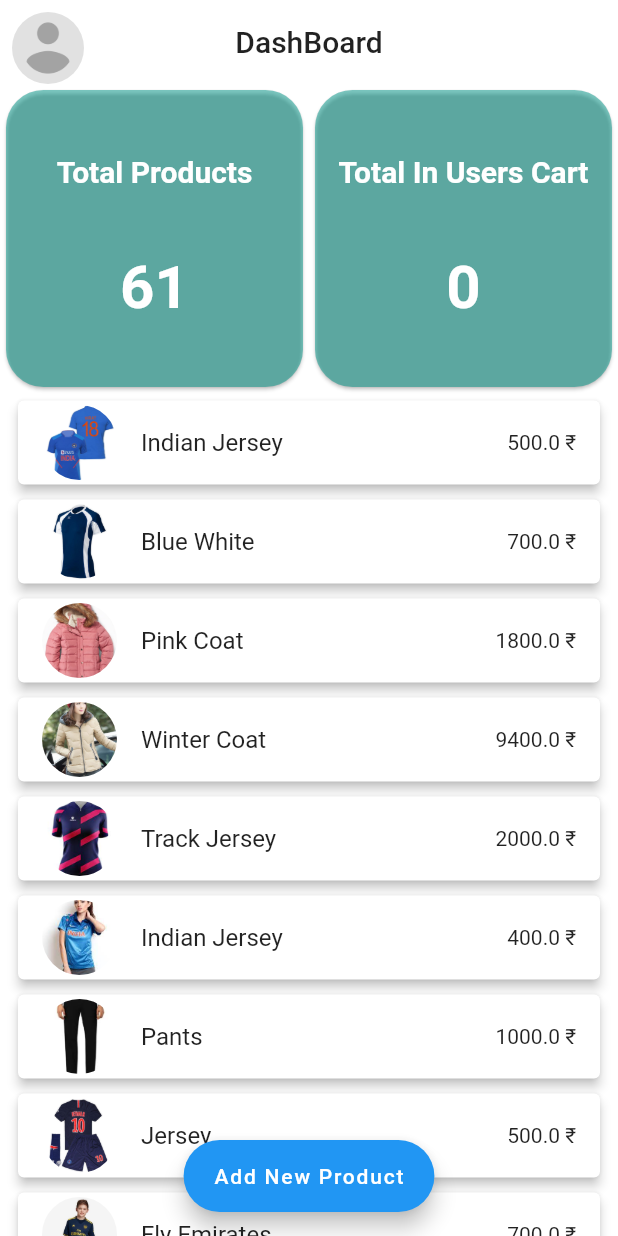
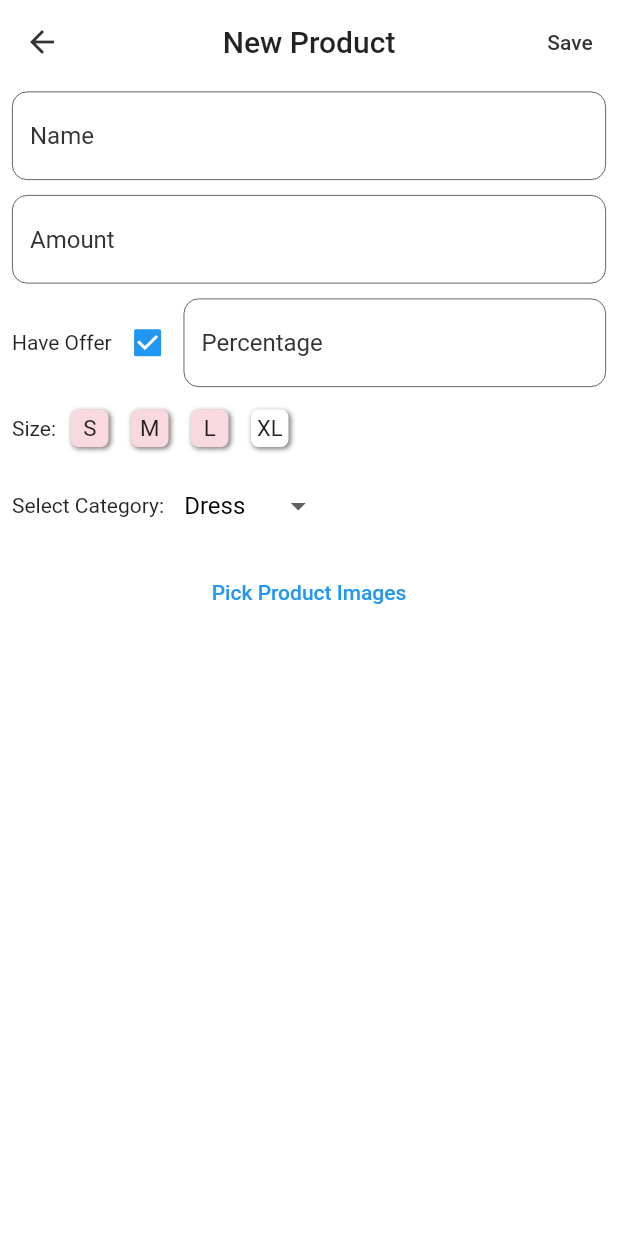
Before and after one commit to AzharKV/Closho, a Flutter app: the DashBoard screen opened directly, after a tap on "Add New Product", on a phone screen of 412 x 824 dp. Run offline on Flutter 3.47's test engine with Material 2 defaults, Android fonts, the phone set to English and light mode, and no system bars; our stand-ins replace carousel_slider, get, hive, image_picker, shared_preferences; accounts and stored records are empty.

Commit message:
add items from admin panel

```diff
--- a/lib/constants/constVariables.dart
+++ b/lib/constants/constVariables.dart
@@ -1,4 +1,20 @@
+import 'package:flutter/material.dart';
 import 'package:get/get.dart';
+import 'colors.dart';
 
 double deviceWidth = Get.width;
 double deviceHeight = Get.height;
+
+const BorderRadius borderRadius10 = BorderRadius.all(Radius.circular(10.0));
+
+const OutlineInputBorder outlineInputBorder = OutlineInputBorder(
+    borderRadius: borderRadius10,
+    borderSide:
+        BorderSide(color: customBlack, width: 0.5, style: BorderStyle.solid));
+
+const OutlineInputBorder outlineInputErrorBorder = OutlineInputBorder(
+    borderRadius: borderRadius10,
+    borderSide: const BorderSide(
+        color: Colors.red, width: 0.5, style: BorderStyle.solid));
+
+const TextStyle blackText = TextStyle(color: customBlack);
--- a/lib/controller/cartController.dart
+++ b/lib/controller/cartController.dart
@@ -33,7 +33,7 @@ class CartController extends GetxController {
         amount: data.amount,
         isAsset: data.isAsset,
         color: color.value,
-        imageUrl: data.imageUrl,
+        imageUrl: data.imagePath,
         dateTime: dateTime,
         category: data.category,
         gender: data.gender);
@@ -52,6 +52,7 @@ class CartController extends GetxController {
       Get.snackbar("", "Please Select Your Size",
           snackPosition: SnackPosition.BOTTOM);
     }
+    size.value = "";
 
     return isSuccess;
   }
--- a/lib/controller/homeController.dart
+++ b/lib/controller/homeController.dart
@@ -73,7 +73,7 @@ class HomeController extends GetxController {
     itemList.value = newList;
 
     List<ItemModel> fullList = [...itemBox.values, ...dummyItems];
-    fullList.shuffle(Random());
+    fullList.sort((a, b) => a.dateTime.compareTo(b.dateTime));
     totalList.value = fullList;
   }
 
--- /dev/null
+++ b/lib/controller/productController.dart
@@ -0,0 +1,69 @@
+import 'package:closho/constants/strings.dart';
+import 'package:closho/model/itemModel.dart';
+import 'package:flutter/cupertino.dart';
+import 'package:get/get.dart';
+import 'package:hive/hive.dart';
+import 'homeController.dart';
+
+class ProductController extends GetxController {
+  final Box<ItemModel> itemBox = Hive.box<ItemModel>(boxItem);
+
+  final HomeController homeController = Get.put(HomeController());
+
+  final GlobalKey<FormState> productForm = GlobalKey();
+
+  final TextEditingController name = TextEditingController();
+  final TextEditingController amount = TextEditingController();
+  final TextEditingController percentage = TextEditingController();
+
+  RxBool haveOffer = true.obs;
+  RxBool sizeS = true.obs;
+  RxBool sizeM = true.obs;
+  RxBool sizeL = true.obs;
+  RxBool sizeXL = false.obs;
+
+  RxList imagePath = [].obs;
+
+  RxString selectedCategory = dress.obs;
+
+  Future<void> save() async {
+    if (productForm.currentState!.validate()) {
+      if (!sizeM.value && !sizeS.value && !sizeL.value && !sizeXL.value) {
+        Get.snackbar("", "Please Select One Size",
+            snackPosition: SnackPosition.BOTTOM);
+      } else if (imagePath.length == 0) {
+        Get.snackbar("", "Minimum Of One Photo Required",
+            snackPosition: SnackPosition.BOTTOM);
+      } else {
+        ItemModel itemModel = ItemModel(
+            id: DateTime.now().microsecondsSinceEpoch,
+            name: name.text,
+            amount: double.parse(amount.text),
+            imagePath: imagePath.cast<String>(),
+            sizeList: [sizeS.value, sizeM.value, sizeL.value, sizeXL.value],
+            colorList: [],
+            haveOffer: haveOffer.value,
+            offerPer:
+                percentage.text.isEmpty ? 0.0 : double.parse(percentage.text),
+            dateTime: DateTime.now(),
+            indexNo: 0,
+            category: selectedCategory.value,
+            gender: kid,
+            isAsset: false);
+
+        await itemBox.add(itemModel).whenComplete(() {
+          homeController.totalList.insert(0, itemModel);
+          Get.back();
+          Get.snackbar("", "${name.text} Created Successfully",
+              snackPosition: SnackPosition.BOTTOM);
+        });
+      }
+    }
+  }
+
+  @override
+  void dispose() {
+    super.dispose();
+    name.dispose();
+  }
+}
--- a/lib/model/itemModel.dart
+++ b/lib/model/itemModel.dart
@@ -10,7 +10,7 @@ class ItemModel {
   @HiveField(2)
   final double? amount;
   @HiveField(3)
-  final List<String> imageUrl;
+  final List<String> imagePath;
   @HiveField(4)
   final bool? haveOffer;
   @HiveField(5)
@@ -35,7 +35,7 @@ class ItemModel {
     required this.id,
     required this.name,
     this.amount = 0.0,
-    required this.imageUrl,
+    required this.imagePath,
     required this.sizeList,
     required this.colorList,
     this.haveOffer = false,
--- a/lib/services/hiveInitialize.dart
+++ b/lib/services/hiveInitialize.dart
@@ -14,7 +14,6 @@ hiveInitializing() async {
   Hive.registerAdapter(ItemModelAdapter());
   Hive.registerAdapter(CartModelAdapter());
 
-
   //Open Hive box
   await Hive.openBox<ItemModel>(boxItem);
   await Hive.openBox<CartModel>(boxCart);
--- a/lib/view/admin/dashBoard.dart
+++ b/lib/view/admin/dashBoard.dart
@@ -1,9 +1,10 @@
 import 'dart:io';
-import 'package:closho/constants/colors.dart';
 import 'package:closho/constants/strings.dart';
 import 'package:closho/controller/cartController.dart';
 import 'package:closho/controller/homeController.dart';
 import 'package:closho/model/itemModel.dart';
+import 'package:closho/view/admin/itemsDetails.dart';
+import 'package:closho/widgets/gridViewSections.dart';
 import 'package:flutter/material.dart';
 import 'package:get/get.dart';
 
@@ -42,7 +43,9 @@ class DashBoard extends StatelessWidget {
         centerTitle: true,
       ),
       floatingActionButton: FloatingActionButton.extended(
-        onPressed: () {},
+        onPressed: () => Get.to(() => ItemScreen(),
+            duration: Duration(milliseconds: 700),
+            transition: Transition.downToUp),
         shape: StadiumBorder(),
         label: Text("Add New Product"),
       ),
@@ -55,10 +58,10 @@ class DashBoard extends StatelessWidget {
             gridDelegate:
                 SliverGridDelegateWithFixedCrossAxisCount(crossAxisCount: 2),
             children: [
-              Sections(
+              GridViewSections(
                   title: "Total Products",
                   count: homeController.totalProducts().toString()),
-              Obx(() => Sections(
+              Obx(() => GridViewSections(
                   title: "Total In Users Cart",
                   count: cartController.cartLength.toString())),
             ],
@@ -67,7 +70,8 @@ class DashBoard extends StatelessWidget {
             child: SingleChildScrollView(
               physics: BouncingScrollPhysics(),
               padding: EdgeInsets.symmetric(horizontal: 7),
-              child: ListView.builder(
+              child: Obx(
+                () => ListView.builder(
                   physics: NeverScrollableScrollPhysics(),
                   shrinkWrap: true,
                   itemCount: homeController.totalList.length,
@@ -82,14 +86,16 @@ class DashBoard extends StatelessWidget {
                             borderRadius: BorderRadius.circular(50.0),
                             child: data.isAsset!
                                 ? Image.asset(
-                                  "${data.imageUrl[0]}",
+                                    "${data.imagePath[0]}",
                                     fit: BoxFit.cover,
                                     height: 50.0,
                                     width: 50.0,
                                   )
                                 : Image.file(
-                                  File("${data.imageUrl[0]}"),
-                                  fit: BoxFit.fill,
+                                    File("${data.imagePath[0]}"),
+                                    fit: BoxFit.cover,
+                                    height: 50.0,
+                                    width: 50.0,
                                   ),
                           ),
                           title: Text(data.name),
@@ -99,39 +105,6 @@ class DashBoard extends StatelessWidget {
                 ),
               ),
             ),
-        ],
-      ),
-    );
-  }
-}
-
-class Sections extends StatelessWidget {
-  final String title;
-  final String count;
-
-  const Sections({Key? key, required this.title, required this.count})
-      : super(key: key);
-
-  @override
-  Widget build(BuildContext context) {
-    return Card(
-      color: Colors.teal.withOpacity(0.5),
-      shape: RoundedRectangleBorder(
-          borderRadius: BorderRadius.all(Radius.circular(25))),
-      child: Column(
-        mainAxisAlignment: MainAxisAlignment.spaceEvenly,
-        children: [
-          Text(
-            title,
-            textAlign: TextAlign.center,
-            style: TextStyle(
-                color: customWhite, fontWeight: FontWeight.bold, fontSize: 20),
-          ),
-          Text(
-            count,
-            textAlign: TextAlign.center,
-            style: TextStyle(
-                color: customWhite, fontWeight: FontWeight.bold, fontSize: 40),
           ),
         ],
       ),
--- /dev/null
+++ b/lib/view/admin/itemsDetails.dart
@@ -0,0 +1,246 @@
+import 'dart:io';
+import 'package:closho/constants/colors.dart';
+import 'package:closho/constants/constVariables.dart';
+import 'package:closho/constants/strings.dart';
+import 'package:closho/controller/productController.dart';
+import 'package:flutter/cupertino.dart';
+import 'package:flutter/material.dart';
+import 'package:get/get.dart';
+import 'package:image_picker/image_picker.dart';
+
+class ItemScreen extends StatelessWidget {
+  ItemScreen({Key? key}) : super(key: key);
+
+  final ProductController productController = Get.put(ProductController());
+
+  final List<String> categoryList = [coats, dress, jersey, pants];
+
+  @override
+  Widget build(BuildContext context) {
+    return Scaffold(
+      appBar: AppBar(
+        title: Text("New Product"),
+        centerTitle: true,
+        actions: [
+          TextButton(
+              onPressed: () => productController.save(),
+              child: Text("Save", style: blackText))
+        ],
+      ),
+      body: SingleChildScrollView(
+        child: Form(
+          key: productController.productForm,
+          child: Column(
+            mainAxisSize: MainAxisSize.min,
+            children: [
+              FormTextField(
+                controller: productController.name,
+                textInputType: TextInputType.multiline,
+                text: 'Name',
+                validator: (value) {
+                  if (value!.isEmpty) return "Field Mandatory";
+                },
+              ),
+              FormTextField(
+                controller: productController.amount,
+                textInputType: const TextInputType.numberWithOptions(),
+                text: 'Amount',
+                validator: (value) {
+                  if (value!.isEmpty) return "Field Mandatory";
+                  if (!value.isCurrency) return "Enter Valid Number";
+                },
+              ),
+              Row(
+                children: [
+                  Text("Have Offer"),
+                  Obx(() => Checkbox(
+                      onChanged: (bool? value) =>
+                          productController.haveOffer.value = value!,
+                      value: productController.haveOffer.value)),
+                  Expanded(
+                    child: Obx(
+                      () => AnimatedOpacity(
+                        opacity: productController.haveOffer.value ? 1 : 0,
+                        duration: Duration(milliseconds: 300),
+                        child: FormTextField(
+                          controller: productController.percentage,
+                          textInputType:
+                              const TextInputType.numberWithOptions(),
+                          text: 'Percentage',
+                          validator: (value) {},
+                        ),
+                      ),
+                    ),
+                  ),
+                ],
+              ),
+              Row(
+                children: [
+                  Text("Size:"),
+                  Obx(() => SizeContainer(
+                      text: 'S',
+                      color: productController.sizeS.value
+                          ? customPink
+                          : customWhite,
+                      onTap: () => productController.sizeS.value =
+                          !productController.sizeS.value)),
+                  Obx(() => SizeContainer(
+                      text: 'M',
+                      color: productController.sizeM.value
+                          ? customPink
+                          : customWhite,
+                      onTap: () => productController.sizeM.value =
+                          !productController.sizeM.value)),
+                  Obx(() => SizeContainer(
+                      text: 'L',
+                      color: productController.sizeL.value
+                          ? customPink
+                          : customWhite,
+                      onTap: () => productController.sizeL.value =
+                          !productController.sizeL.value)),
+                  Obx(() => SizeContainer(
+                      text: 'XL',
+                      color: productController.sizeXL.value
+                          ? customPink
+                          : customWhite,
+                      onTap: () => productController.sizeXL.value =
+                          !productController.sizeXL.value)),
+                ]
+                    .map((e) => Padding(
+                        padding: const EdgeInsets.only(right: 5.0), child: e))
+                    .toList(),
+              ),
+              Row(
+                children: [
+                  Text("Select Category: "),
+                  SizedBox(width: 10.0),
+                  Obx(() => DropdownButton(
+                        value: productController.selectedCategory.value,
+                        items:
+                            categoryList.map<DropdownMenuItem<String>>((value) {
+                          return DropdownMenuItem<String>(
+                            value: value,
+                            child: Text(
+                              value,
+                              style: TextStyle(color: Colors.black),
+                            ),
+                          );
+                        }).toList(),
+                        onChanged: (value) => productController
+                            .selectedCategory.value = value.toString(),
+                        hint: Text("Category"),
+                        underline: SizedBox(),
+                      )),
+                ],
+              ),
+              TextButton(
+                child: Text("Pick Product Images"),
+                onPressed: () async {
+                  PickedFile? imagePicked =
+                      await ImagePicker().getImage(source: ImageSource.gallery);
+                  if (imagePicked != null)
+                    productController.imagePath.insert(0, imagePicked.path);
+                },
+              ),
+              Obx(
+                () => GridView.builder(
+                  shrinkWrap: true,
+                  physics: NeverScrollableScrollPhysics(),
+                  gridDelegate: SliverGridDelegateWithFixedCrossAxisCount(
+                      crossAxisCount: 2,
+                      childAspectRatio: 0.5,
+                      mainAxisSpacing: 10,
+                      crossAxisSpacing: 10),
+                  itemCount: productController.imagePath.length,
+                  itemBuilder: (BuildContext context, int index) => Image.file(
+                    File(productController.imagePath[index]),
+                    fit: BoxFit.fitHeight,
+                  ),
+                ),
+              ),
+            ]
+                .map((e) => Padding(
+                    padding: const EdgeInsets.symmetric(
+                        horizontal: 8.0, vertical: 5.0),
+                    child: e))
+                .toList(),
+          ),
+        ),
+      ),
+    );
+  }
+}
+
+class SizeContainer extends StatelessWidget {
+  const SizeContainer({
+    Key? key,
+    required this.onTap,
+    required this.color,
+    required this.text,
+  }) : super(key: key);
+
+  final Function() onTap;
+  final Color color;
+  final String text;
+
+  @override
+  Widget build(BuildContext context) {
+    return InkWell(
+      radius: 10,
+      onTap: onTap,
+      child: Container(
+        height: 25.0,
+        width: 25.0,
+        padding: EdgeInsets.all(4.0),
+        margin: EdgeInsets.all(5.0),
+        decoration: BoxDecoration(
+            color: color,
+            boxShadow: [
+              BoxShadow(
+                  color: Colors.black.withOpacity(0.5),
+                  blurRadius: 2,
+                  offset: Offset(1, 1)),
+            ],
+            borderRadius: BorderRadius.all(Radius.circular(5.0))),
+        child: FittedBox(child: Text(text)),
+      ),
+    );
+  }
+}
+
+class FormTextField extends StatelessWidget {
+  const FormTextField({
+    Key? key,
+    required this.controller,
+    required this.textInputType,
+    required this.validator,
+    required this.text,
+  }) : super(key: key);
+
+  final TextEditingController controller;
+  final TextInputType textInputType;
+  final String? Function(String?) validator;
+  final String text;
+
+  @override
+  Widget build(BuildContext context) {
+    return TextFormField(
+      controller: controller,
+      keyboardType: textInputType,
+      validator: validator,
+      cursorColor: customBlack,
+      minLines: 1,
+      maxLines: textInputType == TextInputType.multiline ? 3 : 1,
+      decoration: InputDecoration(
+          hintText: text,
+          labelText: text,
+          hintStyle: blackText,
+          labelStyle: blackText,
+          alignLabelWithHint: true,
+          enabledBorder: outlineInputBorder,
+          focusedBorder: outlineInputBorder,
+          errorBorder: outlineInputErrorBorder,
+          focusedErrorBorder: outlineInputErrorBorder),
+    );
+  }
+}
--- a/lib/view/client/home.dart
+++ b/lib/view/client/home.dart
@@ -140,11 +140,11 @@ class Home extends StatelessWidget {
                     borderRadius: BorderRadius.circular(10),
                     child: data.isAsset!
                         ? Image.asset(
-                            "${data.imageUrl[0]}",
+                            "${data.imagePath[0]}",
                             fit: BoxFit.fill,
                           )
                         : Image.file(
-                            File("${data.imageUrl[0]}"),
+                            File("${data.imagePath[0]}"),
                             fit: BoxFit.fill,
                           ),
                   ),
--- a/lib/view/logIn/adminLoginS.dart
+++ b/lib/view/logIn/adminLoginS.dart
@@ -3,7 +3,7 @@ import 'package:closho/constants/constVariables.dart';
 import 'package:closho/constants/strings.dart';
 import 'package:closho/controller/loginController.dart';
 import 'package:closho/widgets/constWidgets.dart';
-import 'package:closho/widgets/customPaint/semiCirclePaint.dart';
+import 'package:closho/widgets/semiCirclePaint.dart';
 import 'package:closho/widgets/registrationTextField.dart';
 import 'package:flutter/cupertino.dart';
 import 'package:flutter/material.dart';
@@ -17,6 +17,7 @@ class AdminLoginScreen extends StatelessWidget {
   @override
   Widget build(BuildContext context) {
     return Scaffold(
+      resizeToAvoidBottomInset: false,
       body: Stack(
         children: [
           Hero(
--- a/lib/view/logIn/registrationScreen.dart
+++ b/lib/view/logIn/registrationScreen.dart
@@ -3,13 +3,12 @@ import 'package:closho/constants/constVariables.dart';
 import 'package:closho/constants/strings.dart';
 import 'package:closho/controller/loginController.dart';
 import 'package:closho/widgets/constWidgets.dart';
-import 'package:closho/widgets/customPaint/semiCirclePaint.dart';
+import 'package:closho/widgets/semiCirclePaint.dart';
 import 'package:closho/widgets/registrationTextField.dart';
 import 'package:closho/widgets/signUpWith.dart';
 import 'package:closho/widgets/textRightIconButton.dart';
 import 'package:flutter/material.dart';
 import 'package:get/get.dart';
-
 import 'loginScreen.dart';
 
 class RegistrationScreen extends StatelessWidget {
@@ -17,6 +16,7 @@ class RegistrationScreen extends StatelessWidget {
   @override
   Widget build(BuildContext context) {
     return Scaffold(
+      resizeToAvoidBottomInset: false,
       body: Stack(
         children: [
           Hero(
--- a/lib/view/splashScreen.dart
+++ b/lib/view/splashScreen.dart
@@ -3,7 +3,7 @@ import 'package:closho/constants/strings.dart';
 import 'package:closho/model/itemModel.dart';
 import 'package:closho/services/sharedPref.dart';
 import 'package:closho/view/admin/dashBoard.dart';
-import 'package:closho/widgets/customPaint/semiCirclePaint.dart';
+import 'package:closho/widgets/semiCirclePaint.dart';
 import 'package:flutter/material.dart';
 import 'package:get/get.dart';
 import 'package:hive/hive.dart';
--- /dev/null
+++ b/lib/widgets/gridViewSections.dart
@@ -0,0 +1,41 @@
+import 'package:closho/constants/colors.dart';
+import 'package:flutter/material.dart';
+
+class GridViewSections extends StatelessWidget {
+  final String title;
+  final String count;
+
+  const GridViewSections({Key? key, required this.title, required this.count})
+      : super(key: key);
+
+  @override
+  Widget build(BuildContext context) {
+    return Card(
+      color: Colors.teal.withOpacity(0.5),
+      shape: RoundedRectangleBorder(
+          borderRadius: BorderRadius.all(Radius.circular(25))),
+      child: Column(
+        mainAxisAlignment: MainAxisAlignment.spaceEvenly,
+        children: [
+          Padding(
+            padding: const EdgeInsets.symmetric(horizontal: 10.0),
+            child: Text(
+              title,
+              textAlign: TextAlign.center,
+              style: TextStyle(
+                  color: customWhite,
+                  fontWeight: FontWeight.bold,
+                  fontSize: 20),
+            ),
+          ),
+          Text(
+            count,
+            textAlign: TextAlign.center,
+            style: TextStyle(
+                color: customWhite, fontWeight: FontWeight.bold, fontSize: 40),
+          ),
+        ],
+      ),
+    );
+  }
+}
--- a/pubspec.yaml
+++ b/pubspec.yaml
@@ -36,6 +36,7 @@ dependencies:
   get: ^4.1.4
   shared_preferences: ^2.0.6
   carousel_slider: ^4.0.0
+  image_picker: ^0.8.1+3
 
 dev_dependencies:
   flutter_test:
```
Also changed, not shown: lib/constants/dummyItems.dart (+61 -61 lines), lib/view/client/itemDetailsScreen.dart (+5 -5 lines), lib/view/logIn/loginScreen.dart (+4 -4 lines), lib/model/itemModel.g.dart, lib/widgets/semiCirclePaint.dart (renamed from lib/widgets/customPaint/semiCirclePaint.dart), pubspec.lock. Lines whose indentation alone changed are shown as unchanged.
